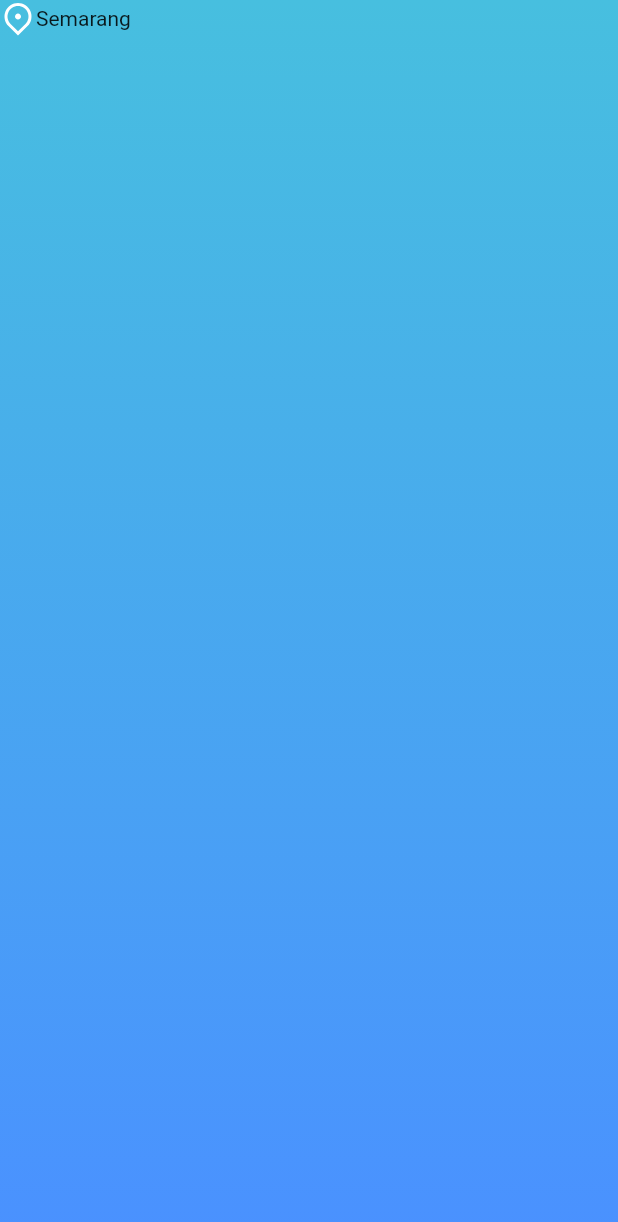
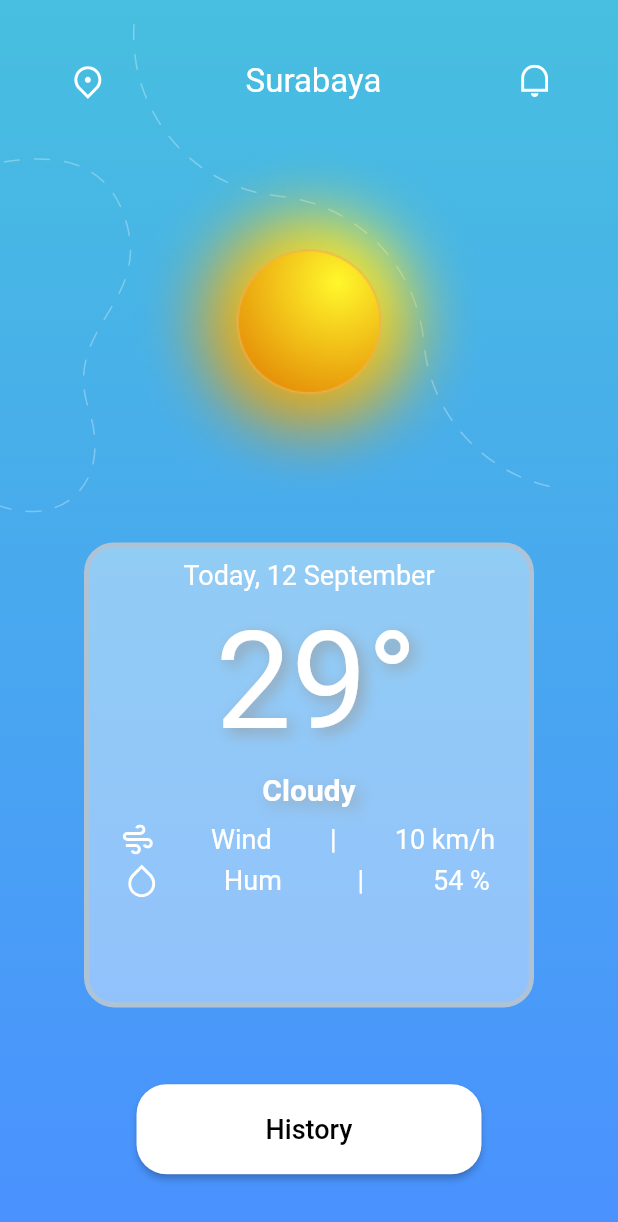
Before and after one commit to laurentcodes/weather-app, a Flutter app: the screen it shows after launch, on a phone screen of 412 x 824 dp. Shown: the top 1222 px of the screen. Run offline on Flutter 3.47's test engine with Material 2 defaults, Android fonts, the phone set to English and light mode, and no system bars; our stand-ins replace flutter_svg, google_fonts; Roboto replaces fonts that are missing (Overpass).

Commit message:
feat: Add Home Screen

```diff
--- a/lib/main.dart
+++ b/lib/main.dart
@@ -3,6 +3,7 @@
 import 'package:flutter/material.dart';
 import 'package:weather_app/screens/home_screen.dart';
 import 'package:google_fonts/google_fonts.dart';
+import 'package:weather_app/screens/history_screen.dart';
 
 void main() => runApp(MyApp());
 
@@ -11,12 +12,12 @@ class MyApp extends StatelessWidget {
   Widget build(BuildContext context) {
     return MaterialApp(
       title: 'Weather App',
-      theme: ThemeData(
-        textTheme: GoogleFonts.overpassTextTheme(
-          Theme.of(context).textTheme,
-        ),
-      ),
-      home: const HomeScreen(),
+      initialRoute: '/',
+      routes: {
+        '/': (context) => const HomeScreen(),
+        '/history': (context) => const HistoryScreen(),
+      },
+      theme: ThemeData(textTheme: GoogleFonts.overpassTextTheme()),
     );
   }
 }
--- /dev/null
+++ b/lib/screens/history_screen.dart
@@ -0,0 +1,73 @@
+import 'package:flutter/material.dart';
+import 'package:flutter_svg/flutter_svg.dart';
+import 'package:weather_app/utilities/constants.dart';
+
+class HistoryScreen extends StatefulWidget {
+  const HistoryScreen({Key? key}) : super(key: key);
+
+  @override
+  _HistoryScreenState createState() => _HistoryScreenState();
+}
+
+class _HistoryScreenState extends State<HistoryScreen> {
+  @override
+  Widget build(BuildContext context) {
+    return Container(
+      decoration: const BoxDecoration(
+        gradient: LinearGradient(
+          begin: Alignment.topCenter,
+          end: Alignment.bottomCenter,
+          colors: [Color(0xff47bfdf), Color(0xff4a91ff)],
+        ),
+      ),
+      child: Scaffold(
+        backgroundColor: Colors.transparent,
+        body: Stack(children: [
+          Row(children: [
+            Padding(
+              padding: const EdgeInsets.only(top: 105.0),
+              child: SvgPicture.asset('assets/svg/vector2.svg'),
+            ),
+            SvgPicture.asset('assets/svg/vector1.svg'),
+          ]),
+          SafeArea(
+            child: Padding(
+              padding: const EdgeInsets.symmetric(vertical: 15.0),
+              child: Column(
+                // mainAxisAlignment: MainAxisAlignment.spaceEvenly,
+                children: [
+                  Padding(
+                    padding: const EdgeInsets.symmetric(horizontal: 30.0),
+                    child: Row(
+                      mainAxisAlignment: MainAxisAlignment.spaceBetween,
+                      children: [
+                        GestureDetector(
+                            child: Row(
+                              children: [
+                                SvgPicture.asset(
+                                  'assets/svg/back.svg',
+                                  color: Colors.white,
+                                ),
+                                const SizedBox(width: 15),
+                                const Text('Back', style: headingTextStyle),
+                              ],
+                            ),
+                            onTap: () {
+                              Navigator.pop(context);
+                            }),
+                        SvgPicture.asset(
+                          'assets/svg/settings.svg',
+                          color: Colors.white,
+                        ),
+                      ],
+                    ),
+                  ),
+                ],
+              ),
+            ),
+          ),
+        ]),
+      ),
+    );
+  }
+}
--- a/lib/screens/home_screen.dart
+++ b/lib/screens/home_screen.dart
@@ -1,5 +1,7 @@
 import 'package:flutter/material.dart';
 import 'package:flutter_svg/flutter_svg.dart';
+import 'package:weather_app/utilities/constants.dart';
+// import 'package:weather_app/screens/history_screen.dart';
 
 class HomeScreen extends StatefulWidget {
   const HomeScreen({Key? key}) : super(key: key);
@@ -16,24 +18,128 @@ class _HomeScreenState extends State<HomeScreen> {
         gradient: LinearGradient(
           begin: Alignment.topCenter,
           end: Alignment.bottomCenter,
-            colors: [Color(0xff47bfdf), Color(0xff4a91ff)]),
+          colors: [Color(0xff47bfdf), Color(0xff4a91ff)],
+        ),
       ),
       child: Scaffold(
         backgroundColor: Colors.transparent,
-        body: SafeArea(
+        body: Stack(children: [
+          Row(children: [
+            Padding(
+              padding: const EdgeInsets.only(top: 105.0),
+              child: SvgPicture.asset('assets/svg/vector2.svg'),
+            ),
+            SvgPicture.asset('assets/svg/vector1.svg'),
+          ]),
+          SafeArea(
+            child: Padding(
+              padding: const EdgeInsets.symmetric(vertical: 15.0),
               child: Column(
+                mainAxisAlignment: MainAxisAlignment.spaceEvenly,
                 children: [
                   Row(
+                    mainAxisAlignment: MainAxisAlignment.spaceAround,
                     children: [
                       SvgPicture.asset(
                         'assets/svg/location_icon.svg',
                         color: Colors.white,
                       ),
-                const Text('Semarang'),
+                      const Text('Surabaya', style: headingTextStyle),
+                      SvgPicture.asset(
+                        'assets/svg/bell.svg',
+                        color: Colors.white,
+                      ),
                     ],
+                  ),
+                  Center(
+                    child: Image.asset('assets/images/sun.png'),
+                  ),
+                  Container(
+                    width: 300.0,
+                    height: 310.0,
+                    decoration: BoxDecoration(
+                      borderRadius: BorderRadius.circular(20),
+                      color: Colors.white.withOpacity(0.4),
+                      border: Border.all(
+                        color: const Color(0xffafc3d7),
+                        width: 3.5,
+                      ),
+                    ),
+                    child: Column(
+                      children: [
+                        const Padding(
+                          padding: EdgeInsets.all(8.0),
+                          child: Text(
+                            'Today, 12 September',
+                            style: cardTextStyle,
+                          ),
+                        ),
+                        const Padding(
+                          padding: EdgeInsets.only(left: 10.0),
+                          child: Text('29°', style: cardTempTextStyle),
+                        ),
+                        const Padding(
+                          padding: EdgeInsets.all(8.0),
+                          child: Text('Cloudy', style: cardStatusTextSyle),
+                        ),
+                        Padding(
+                          padding: const EdgeInsets.all(3.0),
+                          child: Row(
+                            mainAxisAlignment: MainAxisAlignment.spaceAround,
+                            children: [
+                              SvgPicture.asset('assets/svg/wind.svg'),
+                              const Text('Wind', style: cardTextStyle),
+                              const Text('|', style: cardTextStyle),
+                              const Text('10 km/h', style: cardTextStyle),
+                            ],
+                          ),
+                        ),
+                        Padding(
+                          padding: const EdgeInsets.all(3.0),
+                          child: Row(
+                            mainAxisAlignment: MainAxisAlignment.spaceAround,
+                            children: [
+                              SvgPicture.asset('assets/svg/humidity.svg'),
+                              const Text('Hum ', style: cardTextStyle),
+                              const Text('|', style: cardTextStyle),
+                              const Text('54 %', style: cardTextStyle),
+                            ],
+                          ),
+                        ),
+                      ],
+                    ),
+                  ),
+                  Padding(
+                    padding: const EdgeInsets.only(top: 25.0),
+                    child: ConstrainedBox(
+                      constraints: const BoxConstraints.tightFor(
+                          width: 230.0, height: 60.0),
+                      child: ElevatedButton(
+                        onPressed: () {
+                          Navigator.pushNamed(context, '/history');
+                        },
+                        style: ButtonStyle(
+                          backgroundColor:
+                              MaterialStateProperty.all<Color>(Colors.white),
+                          foregroundColor:
+                              MaterialStateProperty.all<Color>(Colors.black),
+                          shape: MaterialStateProperty.all<OutlinedBorder>(
+                            RoundedRectangleBorder(
+                              borderRadius: BorderRadius.circular(20.0),
+                            ),
+                          ),
+                          shadowColor:
+                              MaterialStateProperty.all<Color>(Colors.black),
+                        ),
+                        child: const Text('History', style: buttonTextStyle),
+                      ),
+                    ),
                   )
                 ],
-        )),
+              ),
+            ),
+          ),
+        ]),
       ),
     );
   }
--- /dev/null
+++ b/lib/utilities/constants.dart
@@ -0,0 +1,41 @@
+import 'package:flutter/material.dart';
+
+const headingTextStyle = TextStyle(
+  fontSize: 22.0,
+  color: Colors.white,
+);
+
+const cardTextStyle = TextStyle(
+  fontSize: 18.0,
+  color: Colors.white,
+);
+
+const cardStatusTextSyle = TextStyle(
+  fontSize: 20.0,
+  color: Colors.white,
+  fontWeight: FontWeight.bold,
+  shadows: [
+    Shadow(
+      blurRadius: 12.0,
+      color: Color(0xff94a4b0),
+      offset: Offset(3.5, 3.5),
+    )
+  ],
+);
+
+const cardTempTextStyle = TextStyle(
+  fontSize: 90.0,
+  color: Colors.white,
+  shadows: [
+    Shadow(
+      blurRadius: 12.0,
+      color: Color(0xff94a4b0),
+      offset: Offset(3.5, 3.5),
+    )
+  ],
+);
+
+const buttonTextStyle = TextStyle(
+  fontSize: 18.0,
+  color: Colors.black,
+);
--- a/pubspec.yaml
+++ b/pubspec.yaml
@@ -29,6 +29,7 @@ flutter:
   assets:
     - assets/
     - assets/svg/
+    - assets/images/
   # To add custom fonts to your application, add a fonts section here,
   # in this "flutter" section. Each entry in this list should have a
   # "family" key with the font family name, and a "fonts" key with a
```
Also changed, not shown: assets/images/cloudy.png (added), assets/images/rain.png (added), assets/images/sun.png (added), assets/images/sun_cloudy.png (added), assets/images/thunder.png (added), assets/svg/back.svg (added), assets/svg/bell.svg (added), assets/svg/humidity.svg (added), assets/svg/settings.svg (added), assets/svg/vector1.svg (added), assets/svg/vector2.svg (added), assets/svg/wind.svg (added), sun_cloudy.png (added). Lines whose indentation alone changed are shown as unchanged.
